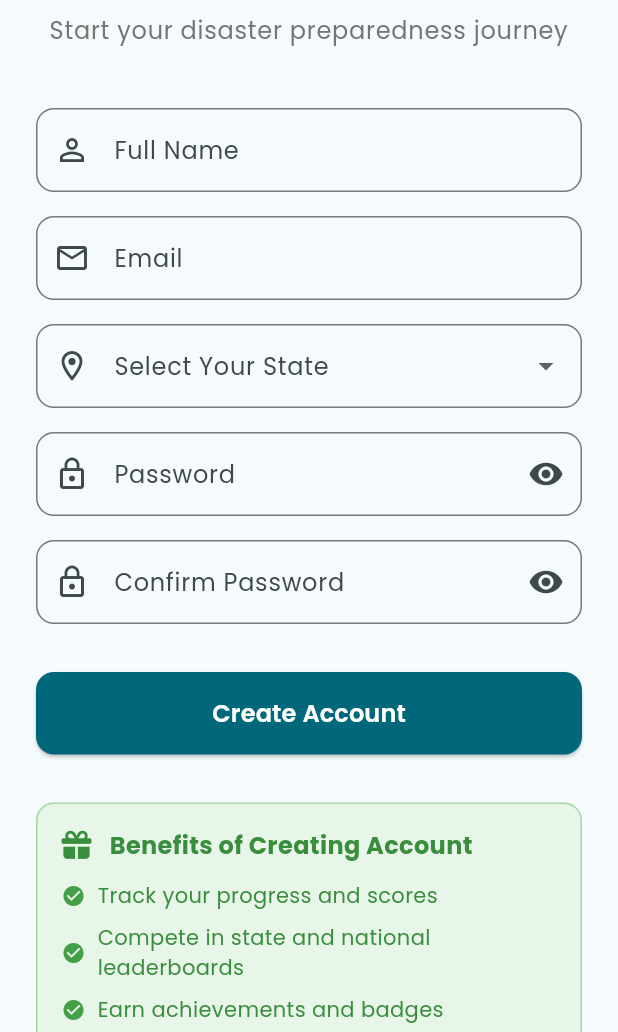
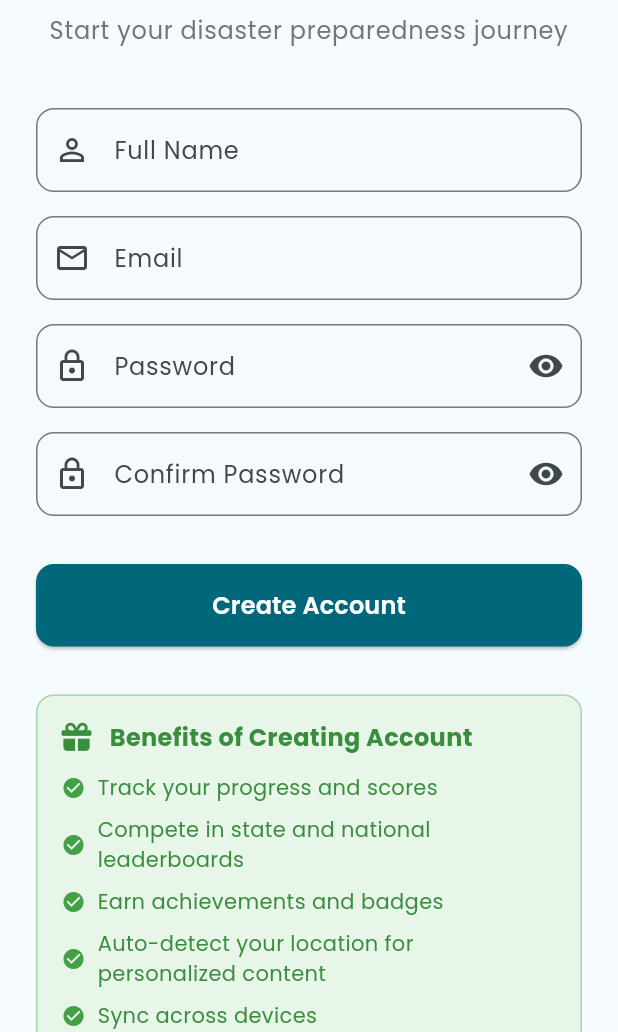
Before and after one commit to BhuvanSharma02/ReadyEd, a Flutter app: the SignUpScreen screen opened directly, on a phone screen of 412 x 824 dp, the part 204-1236 px from its top. Run offline on Flutter 3.47's test engine with Material 3 defaults, Android fonts, the phone set to English and light mode, and no system bars; our stand-ins replace animated_text_kit, cloud_firestore, firebase_auth, firebase_core, flutter_spinkit, font_awesome_flutter and 5 more; accounts and stored records are empty.

Commit message:
made sign up more simpler

```diff
--- a/readyed/lib/features/auth/signup_screen.dart
+++ b/readyed/lib/features/auth/signup_screen.dart
@@ -3,7 +3,6 @@ import 'package:font_awesome_flutter/font_awesome_flutter.dart';
 import 'package:provider/provider.dart';
 import 'package:flutter_spinkit/flutter_spinkit.dart';
 import '../../services/auth_service.dart';
-import '../../models/indian_states_disasters.dart';
 
 class SignUpScreen extends StatefulWidget {
   const SignUpScreen({super.key});
@@ -21,7 +20,6 @@ class _SignUpScreenState extends State<SignUpScreen> {
   bool _isLoading = false;
   bool _obscurePassword = true;
   bool _obscureConfirmPassword = true;
-  String? _selectedState;
 
   @override
   void dispose() {
@@ -34,15 +32,6 @@ class _SignUpScreenState extends State<SignUpScreen> {
 
   Future<void> _signUp() async {
     if (!_formKey.currentState!.validate()) return;
-    if (_selectedState == null) {
-      ScaffoldMessenger.of(context).showSnackBar(
-        const SnackBar(
-          content: Text('Please select your state'),
-          backgroundColor: Colors.orange,
-        ),
-      );
-      return;
-    }
 
     setState(() => _isLoading = true);
 
@@ -52,7 +41,7 @@ class _SignUpScreenState extends State<SignUpScreen> {
         email: _emailController.text.trim(),
         password: _passwordController.text,
         name: _nameController.text.trim(),
-        state: _selectedState!,
+        state: 'Unknown', // Will be updated automatically via location service
       );
 
       if (mounted) {
@@ -163,35 +152,6 @@ class _SignUpScreenState extends State<SignUpScreen> {
                     }
                     if (!RegExp(r'^[^@]+@[^@]+\.[^@]+').hasMatch(value)) {
                       return 'Please enter a valid email';
-                    }
-                    return null;
-                  },
-                ),
-
-                const SizedBox(height: 16),
-
-                // State Selection
-                DropdownButtonFormField<String>(
-                  value: _selectedState,
-                  decoration: InputDecoration(
-                    labelText: 'Select Your State',
-                    prefixIcon: const Icon(Icons.location_on_outlined),
-                    border: OutlineInputBorder(
-                      borderRadius: BorderRadius.circular(12),
-                    ),
-                  ),
-                  items: IndianStatesData.states.map((state) {
-                    return DropdownMenuItem<String>(
-                      value: state.name,
-                      child: Text(state.name),
-                    );
-                  }).toList(),
-                  onChanged: _isLoading ? null : (value) {
-                    setState(() => _selectedState = value);
-                  },
-                  validator: (value) {
-                    if (value == null || value.isEmpty) {
-                      return 'Please select your state';
                     }
                     return null;
                   },
@@ -312,7 +272,7 @@ class _SignUpScreenState extends State<SignUpScreen> {
                       _buildBenefit('Track your progress and scores'),
                       _buildBenefit('Compete in state and national leaderboards'),
                       _buildBenefit('Earn achievements and badges'),
-                      _buildBenefit('Get personalized content for your state'),
+                      _buildBenefit('Auto-detect your location for personalized content'),
                       _buildBenefit('Sync across devices'),
                     ],
                   ),
```
